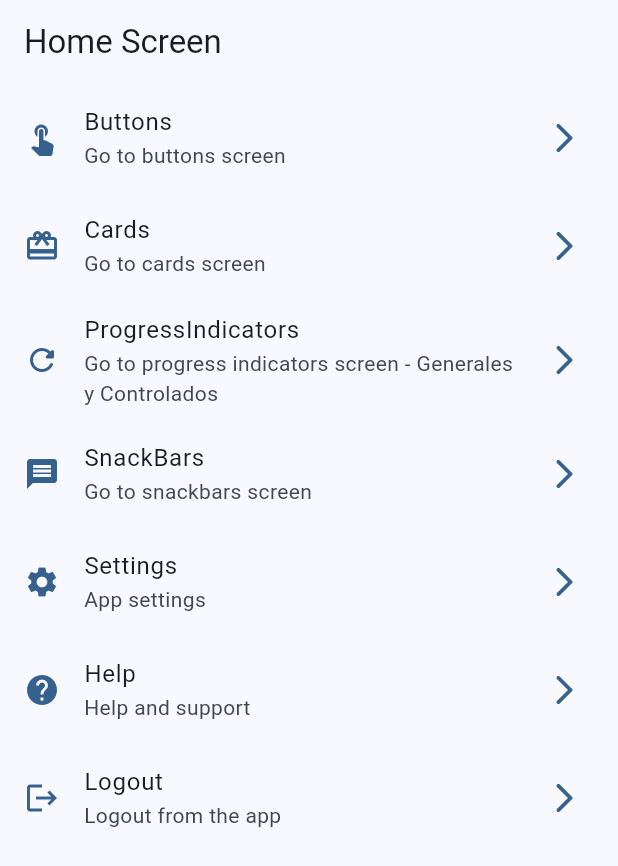
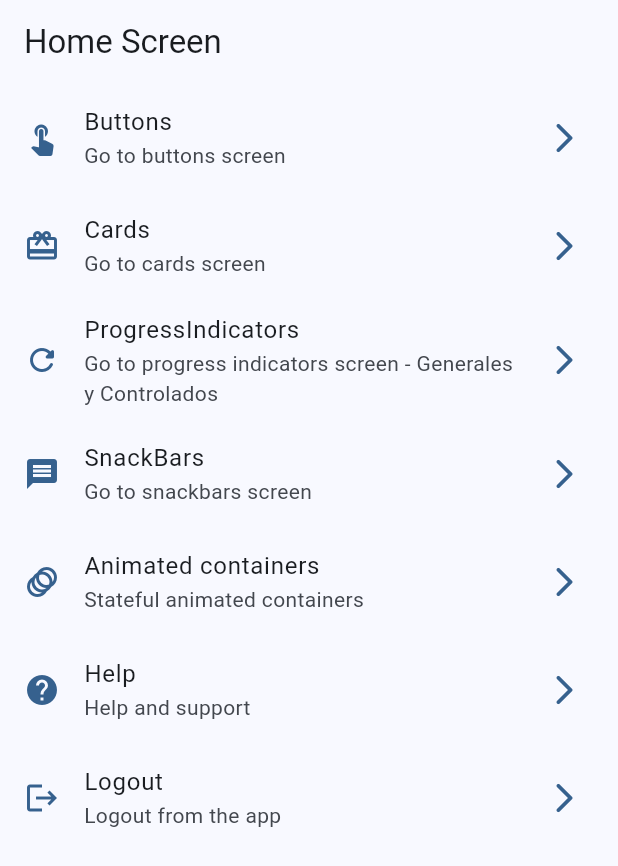
Before and after one commit to marrullas/flutter, a Flutter app: the screen it shows after launch, on a phone screen of 412 x 824 dp. Shown: the top 866 px of the screen. Run offline on Flutter 3.47's test engine with Material 2 defaults, Android fonts, the light colour scheme and no system bars; our stand-ins replace dio, go_router.

Commit message:
animated container terminado

```diff
--- a/widgets_app/lib/config/menu/menu_items.dart
+++ b/widgets_app/lib/config/menu/menu_items.dart
@@ -41,10 +41,10 @@ const appMenuItems = <MenuItem>[
     icon: Icons.message,
   ),
   MenuItem(
-    title: 'Settings',
-    subTitle: 'App settings',
-    link: '/settings',
-    icon: Icons.settings,
+    title: 'Animated containers',
+    subTitle: 'Stateful animated containers',
+    link: '/animated',
+    icon: Icons.animation,
   ),
   MenuItem(
     title: 'Help',
--- a/widgets_app/lib/config/router/app_router.dart
+++ b/widgets_app/lib/config/router/app_router.dart
@@ -27,4 +27,9 @@ final appRouter = GoRouter(initialLocation: '/', routes: [
     path: '/snackbar',
     builder: (context, state) => const SnackbarScreen(),
   ),
+  GoRoute(
+    name: AnimatedScreen.name,
+    path: '/animated',
+    builder: (context, state) => const AnimatedScreen(),
+  ),
 ]);
```
Also changed, not shown: widgets_app/lib/presentation/screens/animated/animated_screen.dart (+51 -2 lines).
